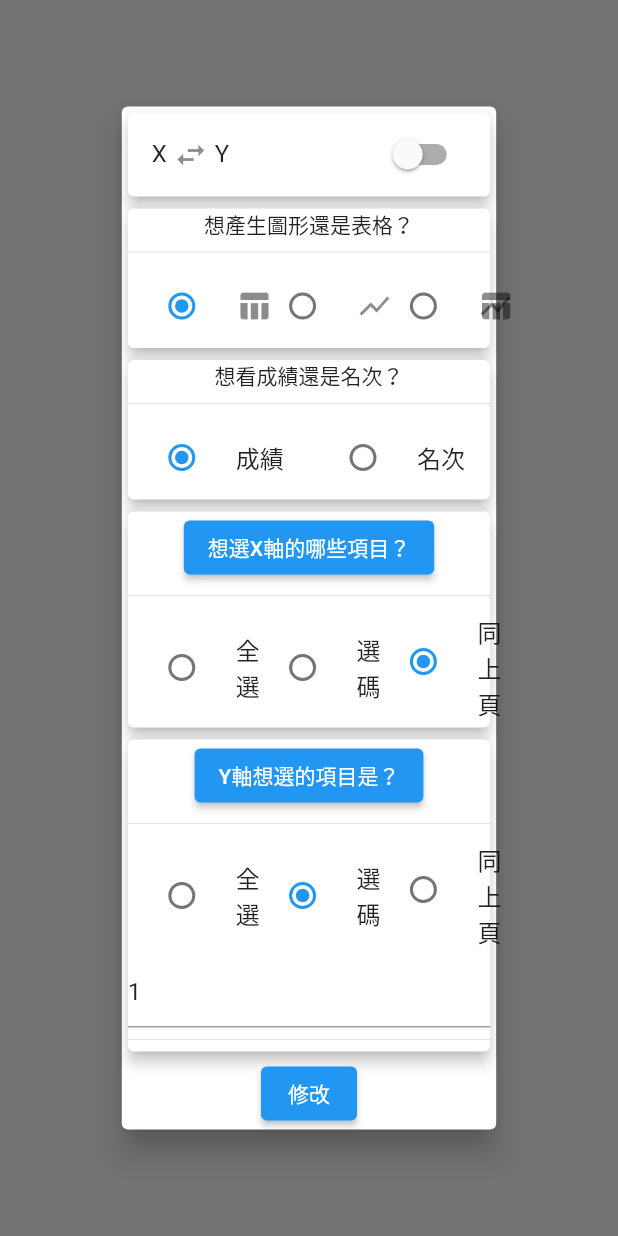
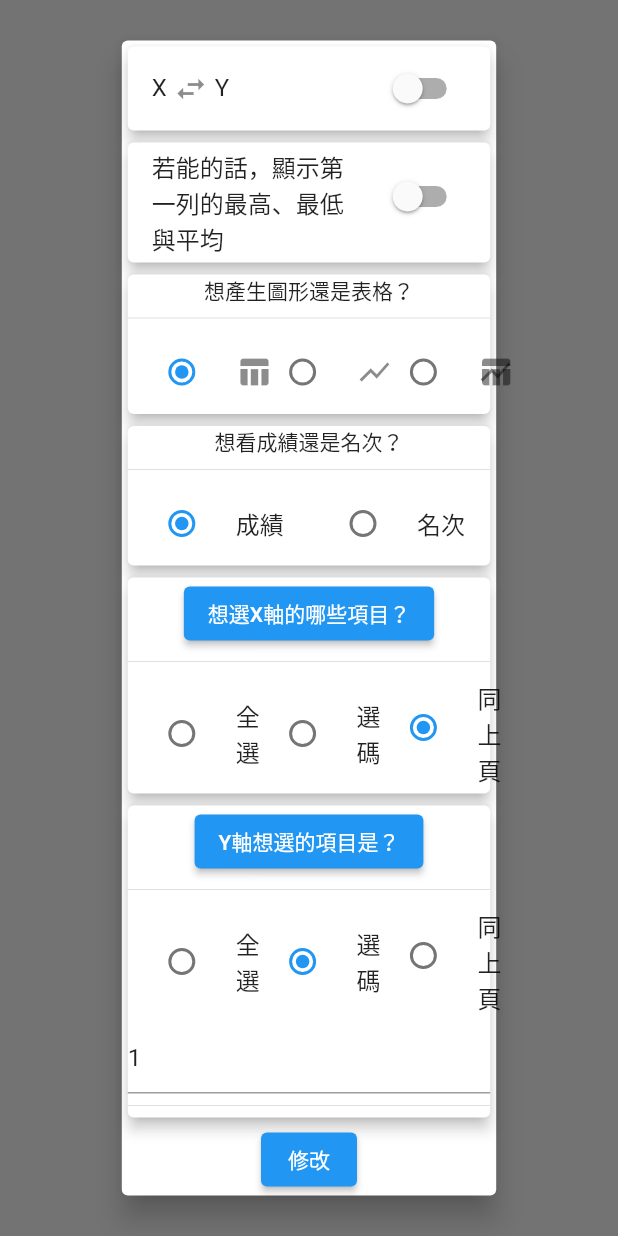
Before and after one commit to ychsue/class_grades_analyzer, a Flutter app: what showDeclarerDialog() shows on an empty page, opened directly with empty values, on a phone screen of 412 x 824 dp. Run offline on Flutter 3.47's test engine with Material 2 defaults, Android fonts, the phone set to English and light mode, and no system bars; our stand-ins replace file_picker, get, get_storage, pdf, printing, rxdart; missing offline and left inert: excel; accounts and stored records are empty; Roboto replaces fonts that are missing (Georgia).

Commit message:
implement `showHLA` to show highest, lowest, and average for the 1st exam.

```diff
--- a/lib/data/model/pdf/one_pdf_declarer.dart
+++ b/lib/data/model/pdf/one_pdf_declarer.dart
@@ -5,6 +5,7 @@ export 'fun_for_one_pdf_declarer.dart';
 
 class OnePdfDeclarerModel {
   bool exchangeXY = false;
+  bool showHLA = false;
   IndDeclarerEnum xType = IndDeclarerEnum.asTableView;
   String stSelX = "1";
   List<int> nx = [1];
@@ -21,6 +22,7 @@ class OnePdfDeclarerModel {
   OnePdfDeclarerModel of(OnePdfDeclarerModel input) {
     return OnePdfDeclarerModel()
       ..exchangeXY = this.exchangeXY
+      ..showHLA = this.showHLA
       ..xType = this.xType
       ..stSelX = this.stSelX
       ..nx = this.nx
@@ -33,6 +35,7 @@ class OnePdfDeclarerModel {
 
   OnePdfDeclarerModel.fromJson(Map<String, dynamic> json) {
     this.exchangeXY = json['exchangeXY'];
+    this.showHLA = json['showHLA'];
     this.xType = IndDeclarerEnumExtension.fromString(json['xType']);
     this.stSelX = json['stSelX'];
     this.yType = IndDeclarerEnumExtension.fromString(json['yType']);
@@ -44,6 +47,7 @@ class OnePdfDeclarerModel {
   Map<String, dynamic> toJson() {
     final Map<String, dynamic> data = new Map<String, dynamic>();
     data['exchangeXY'] = this.exchangeXY;
+    data['showHLA'] = this.showHLA;
     data['xType'] = this.xType.toString();
     data['stSelX'] = this.stSelX;
     data['yType'] = this.yType.toString();
--- a/lib/data/model/v_courses_model.dart
+++ b/lib/data/model/v_courses_model.dart
@@ -20,7 +20,10 @@ class VCoursesModel {
     return _average;
   }
 
-  VCoursesModel({this.parent});
+  VCoursesModel({this.parent}) {
+    sum;
+    average;
+  }
 
   VCoursesModel.fromJson(Map<String, dynamic> json) {
     this._sum = json['sum'];
--- /dev/null
+++ b/lib/modules/pdf_view/drawer/pkg_pdf_item_declarer_dialog_with_card/UI/switch_show_h_l_avg.dart
@@ -0,0 +1,26 @@
+import 'package:flutter/material.dart';
+import 'package:get/get.dart';
+
+/// Used for setting exchangeXY
+/// About Text with Icon, please read
+/// [This Article](https://stackoverflow.com/questions/56840994/how-to-show-icon-in-text-widget-in-flutter)
+///
+class SwitchShowHLA extends StatelessWidget {
+  const SwitchShowHLA({Key? key, required this.cShowHLA}) : super(key: key);
+  final RxBool cShowHLA;
+
+  @override
+  Widget build(BuildContext context) {
+    return Obx(
+      () => Card(
+        elevation: 4.0,
+        child: SwitchListTile(
+          title: Text("若能的話，顯示第一列的最高、最低與平均"), //I18N
+
+          value: cShowHLA.value,
+          onChanged: (v) => cShowHLA.value = v,
+        ),
+      ),
+    );
+  }
+}
--- a/lib/modules/pdf_view/drawer/pkg_pdf_item_declarer_dialog_with_card/pid_controller.dart
+++ b/lib/modules/pdf_view/drawer/pkg_pdf_item_declarer_dialog_with_card/pid_controller.dart
@@ -4,6 +4,8 @@ export 'funs/sel_n_2_list.dart';
 
 class PIDController extends GetxController {
   final exchangeXY = false.obs;
+  final showHLA = false.obs;
+
   final xType = IndDeclarerEnum.asTableView.obs;
   final yType = IndDeclarerEnum.selN.obs;
   final stSelX = "1".obs;
@@ -52,6 +54,7 @@ class PIDController extends GetxController {
   ///
   void iniParas({required PIDData data}) {
     this.exchangeXY.value = data.exchangeXY;
+    this.showHLA.value = data.showHLA;
     this.xType.value = data.xType;
     this.yType.value = data.yType;
     this.stSelX.value = data.stSelX;
@@ -67,6 +70,7 @@ class PIDController extends GetxController {
   void callback2Env() {
     final data = PIDData()
       ..exchangeXY = this.exchangeXY.value
+      ..showHLA = this.showHLA.value
       ..xType = this.xType.value
       ..yType = this.yType.value
       ..stSelX = this.stSelX.value
@@ -104,6 +108,7 @@ enum GradeOrRankEnum {
 
 class PIDData {
   bool exchangeXY = false;
+  bool showHLA = false; //show highest, lowest and average
   var xType = IndDeclarerEnum.asTableView;
   var yType = IndDeclarerEnum.selN;
   var stSelX = "1";
@@ -118,6 +123,7 @@ class PIDData {
   PIDData of(PIDData ini) {
     return PIDData()
       ..exchangeXY = this.exchangeXY
+      ..showHLA = this.showHLA
       ..xType = this.xType
       ..yType = this.yType
       ..stSelX = this.stSelX
--- a/lib/modules/pdf_view/drawer/pkg_pdf_item_declarer_dialog_with_card/show_declarer_dialog.dart
+++ b/lib/modules/pdf_view/drawer/pkg_pdf_item_declarer_dialog_with_card/show_declarer_dialog.dart
@@ -1,3 +1,4 @@
+import 'package:class_grades_analyzer/modules/pdf_view/drawer/pkg_pdf_item_declarer_dialog_with_card/UI/switch_show_h_l_avg.dart';
 import 'package:flutter/material.dart';
 import 'package:get/get.dart';
 import 'UI/grade_type_selector.dart';
@@ -37,6 +38,7 @@ showDeclarerDialog(BuildContext ctx, PIDData itemData, {required Widget iconX,
                     shrinkWrap: true,
                     children: [
                       SwitchExchangeXY(cExchangeXY: ctrler.exchangeXY),
+                      SwitchShowHLA(cShowHLA: ctrler.showHLA),
                       PDFItemTypeSelector(cType: ctrler.type),
                       GradeTypeSelector(cType: ctrler.gType),
                       SelectXorYItems(ctrler, isXorY: SelXorY.x, icon: iconX, onShow: ()=>showX(sctx)),
--- a/lib/modules/pdf_view/drawer/show_items_for_manipulate/sifm_controller.dart
+++ b/lib/modules/pdf_view/drawer/show_items_for_manipulate/sifm_controller.dart
@@ -54,6 +54,7 @@ class SIFMController extends GetxController {
       item.ny = pkg.selN2List(item.stSelY);
       result.add(pkg.PIDData()
         ..exchangeXY = item.exchangeXY
+        ..showHLA = item.showHLA
         ..xType = c2pXYType(item.xType)
         ..yType = c2pXYType(item.yType)
         ..stSelX = item.stSelX
@@ -182,6 +183,7 @@ class SIFMController extends GetxController {
   OnePdfDeclarerModel OnePdf2PIDData(pkg.PIDData of) {
     return OnePdfDeclarerModel()
       ..exchangeXY = of.exchangeXY
+      ..showHLA = of.showHLA
       ..xType = p2cXYType(of.xType)
       ..stSelX = of.stSelX
       ..nx = of.nx ?? []
```
Also changed, not shown: lib/modules/pdf_view/gen_pdf/gen_one_pdf_item.dart (+5 -4 lines), 2 other files.
